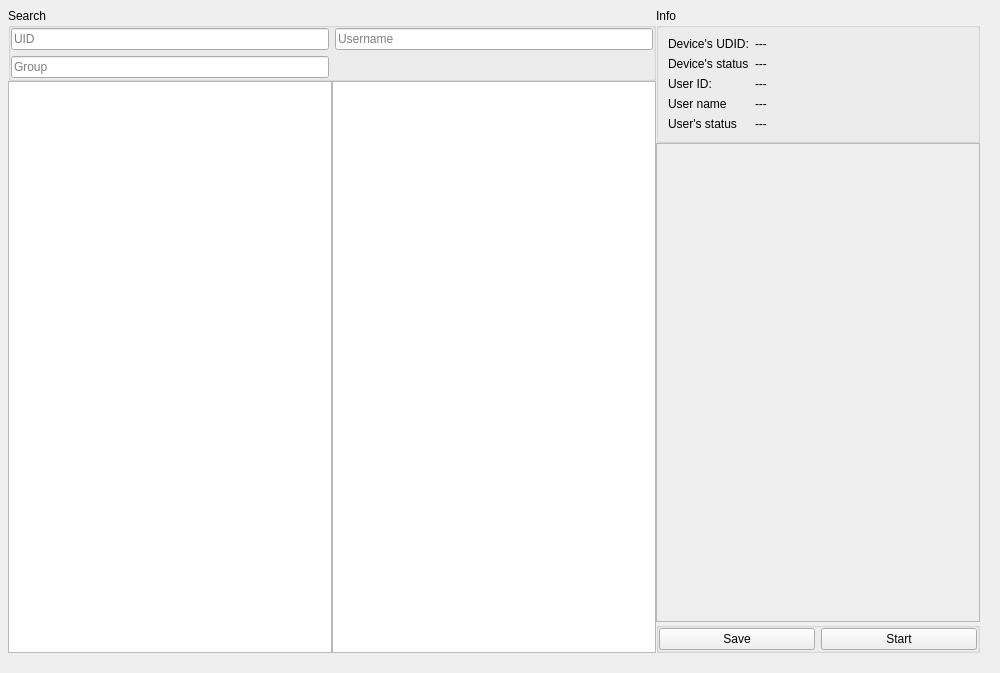
Before: the Qt Designer form ui/page_facebooks.ui in dinhbinhnguyen0105/phonemanager_v3, drawn with Qt 5.
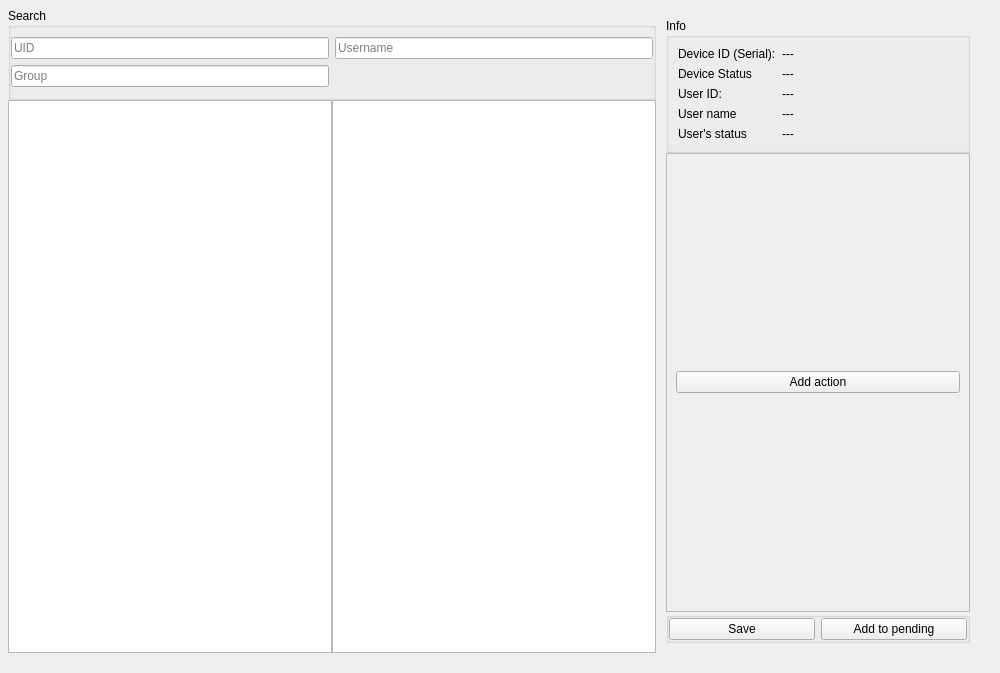
After: the same form once the commit is applied.

Patch:
```diff
--- a/ui/page_facebooks.ui
+++ b/ui/page_facebooks.ui
@@ -43,67 +43,6 @@
      <property name="spacing">
       <number>0</number>
      </property>
-     <item row="2" column="2">
-      <widget class="QScrollArea" name="page__facebooks_actions_scrollarea">
-       <property name="widgetResizable">
-        <bool>true</bool>
-       </property>
-       <widget class="QWidget" name="page__facebook_actions_container">
-        <property name="geometry">
-         <rect>
-          <x>0</x>
-          <y>0</y>
-          <width>322</width>
-          <height>443</height>
-         </rect>
-        </property>
-        <layout class="QHBoxLayout" name="horizontalLayout">
-         <item>
-          <layout class="QVBoxLayout" name="page__facebook_actions_layout"/>
-         </item>
-        </layout>
-       </widget>
-      </widget>
-     </item>
-     <item row="3" column="2" rowspan="2">
-      <widget class="QGroupBox" name="page__facebooks_buttons">
-       <property name="title">
-        <string/>
-       </property>
-       <layout class="QHBoxLayout" name="horizontalLayout_3">
-        <property name="leftMargin">
-         <number>0</number>
-        </property>
-        <property name="topMargin">
-         <number>0</number>
-        </property>
-        <property name="rightMargin">
-         <number>0</number>
-        </property>
-        <property name="bottomMargin">
-         <number>0</number>
-        </property>
-        <item>
-         <layout class="QHBoxLayout" name="page__facebooks_buttons_layout">
-          <item>
-           <widget class="QPushButton" name="page__facebooks_buttons_save_btn">
-            <property name="text">
-             <string>Save</string>
-            </property>
-           </widget>
-          </item>
-          <item>
-           <widget class="QPushButton" name="page__facebooks_buttons_start_btn">
-            <property name="text">
-             <string>Start</string>
-            </property>
-           </widget>
-          </item>
-         </layout>
-        </item>
-       </layout>
-      </widget>
-     </item>
      <item row="0" column="0" colspan="2">
       <widget class="QGroupBox" name="page__facebooks_search">
        <property name="minimumSize">
@@ -156,13 +95,24 @@
        </layout>
       </widget>
      </item>
-     <item row="1" column="1" rowspan="5">
-      <widget class="QListWidget" name="page__facebooks_actions_list"/>
-     </item>
-     <item row="1" column="0" rowspan="5">
+     <item row="1" column="0" rowspan="6">
       <widget class="QTableView" name="page__facebooks_facebook_table"/>
      </item>
-     <item row="0" column="2" rowspan="2">
+     <item row="0" column="2" rowspan="7">
+      <layout class="QVBoxLayout" name="verticalLayout">
+       <property name="leftMargin">
+        <number>10</number>
+       </property>
+       <property name="topMargin">
+        <number>10</number>
+       </property>
+       <property name="rightMargin">
+        <number>10</number>
+       </property>
+       <property name="bottomMargin">
+        <number>10</number>
+       </property>
+       <item>
       <widget class="QGroupBox" name="page__facebooks_info_container">
        <property name="title">
         <string>Info</string>
@@ -179,7 +129,7 @@
           <item row="0" column="0">
            <widget class="QLabel" name="page__facebooks_info__deviceudid_label">
             <property name="text">
-             <string>Device's UDID:</string>
+               <string>Device ID (Serial):</string>
             </property>
            </widget>
           </item>
@@ -193,7 +143,7 @@
           <item row="1" column="0">
            <widget class="QLabel" name="page__facebooks_info__devicestatus_label">
             <property name="text">
-             <string>Device's status</string>
+               <string>Device Status</string>
             </property>
            </widget>
           </item>
@@ -250,6 +200,80 @@
         </item>
        </layout>
       </widget>
+       </item>
+       <item>
+        <widget class="QScrollArea" name="page__facebooks_actions_scrollarea">
+         <property name="widgetResizable">
+          <bool>true</bool>
+         </property>
+         <widget class="QWidget" name="page__facebook_actions_container">
+          <property name="geometry">
+           <rect>
+            <x>0</x>
+            <y>0</y>
+            <width>302</width>
+            <height>440</height>
+           </rect>
+          </property>
+          <layout class="QHBoxLayout" name="horizontalLayout">
+           <item>
+            <layout class="QVBoxLayout" name="page__facebook_actions_layout">
+             <item>
+              <widget class="QPushButton" name="page__facebook_actions_add_btn">
+               <property name="text">
+                <string>Add action</string>
+               </property>
+              </widget>
+             </item>
+            </layout>
+           </item>
+          </layout>
+         </widget>
+        </widget>
+       </item>
+       <item>
+        <widget class="QGroupBox" name="page__facebooks_buttons">
+         <property name="title">
+          <string/>
+         </property>
+         <layout class="QHBoxLayout" name="horizontalLayout_3">
+          <property name="leftMargin">
+           <number>0</number>
+          </property>
+          <property name="topMargin">
+           <number>0</number>
+          </property>
+          <property name="rightMargin">
+           <number>0</number>
+          </property>
+          <property name="bottomMargin">
+           <number>0</number>
+          </property>
+          <item>
+           <layout class="QHBoxLayout" name="page__facebooks_buttons_layout">
+            <item>
+             <widget class="QPushButton" name="page__facebooks_buttons_save_btn">
+              <property name="text">
+               <string>Save</string>
+              </property>
+             </widget>
+            </item>
+            <item>
+             <widget class="QPushButton" name="page__facebooks_buttons_add_btn">
+              <property name="text">
+               <string>Add to pending</string>
+              </property>
+             </widget>
+            </item>
+           </layout>
+          </item>
+         </layout>
+        </widget>
+       </item>
+      </layout>
+     </item>
+     <item row="1" column="1" rowspan="6">
+      <widget class="QListWidget" name="page__facebooks_actions_list"/>
      </item>
     </layout>
    </item>
```
Lines whose indentation alone changed are shown as unchanged.
